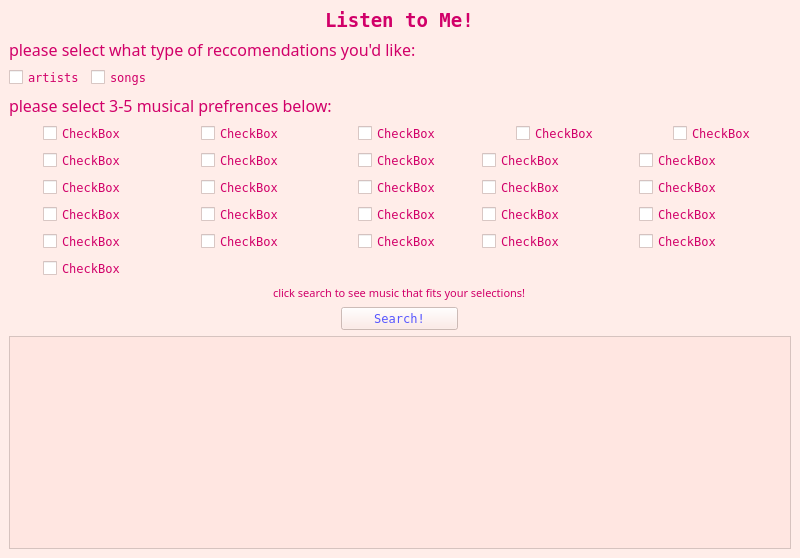
This is main.ui in avar33/ListenToMe-task1 as Qt 5 draws it before an edit. The edited form follows.
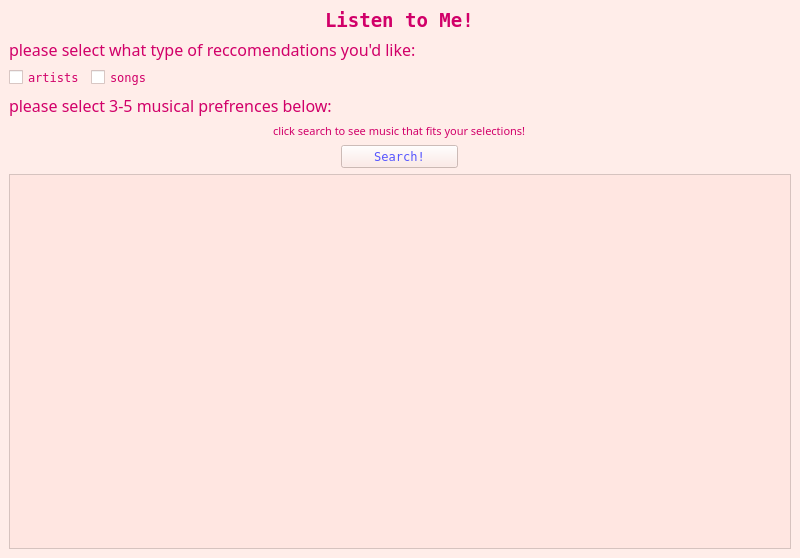
This is the edited form.

The edit to the form file:
```diff
--- a/main.ui
+++ b/main.ui
@@ -548,7 +548,7 @@
          <x>0</x>
          <y>0</y>
          <width>780</width>
-         <height>260</height>
+         <height>386</height>
         </rect>
        </property>
        <widget class="QWidget" name="gridLayoutWidget">
@@ -686,190 +686,7 @@
        </widget>
       </item>
       <item>
-       <layout class="QGridLayout" name="preferenceGrid">
-        <item row="0" column="3" alignment="Qt::AlignmentFlag::AlignHCenter">
-         <widget class="QCheckBox" name="checkBox_6">
-          <property name="text">
-           <string>CheckBox</string>
-          </property>
-         </widget>
-        </item>
-        <item row="4" column="1" alignment="Qt::AlignmentFlag::AlignHCenter">
-         <widget class="QCheckBox" name="checkBox_15">
-          <property name="text">
-           <string>CheckBox</string>
-          </property>
-         </widget>
-        </item>
-        <item row="2" column="3">
-         <widget class="QCheckBox" name="checkBox_22">
-          <property name="text">
-           <string>CheckBox</string>
-          </property>
-         </widget>
-        </item>
-        <item row="3" column="0" alignment="Qt::AlignmentFlag::AlignHCenter">
-         <widget class="QCheckBox" name="checkBox_10">
-          <property name="text">
-           <string>CheckBox</string>
-          </property>
-         </widget>
-        </item>
-        <item row="3" column="1" alignment="Qt::AlignmentFlag::AlignHCenter">
-         <widget class="QCheckBox" name="checkBox_14">
-          <property name="text">
-           <string>CheckBox</string>
-          </property>
-         </widget>
-        </item>
-        <item row="4" column="3">
-         <widget class="QCheckBox" name="checkBox_24">
-          <property name="text">
-           <string>CheckBox</string>
-          </property>
-         </widget>
-        </item>
-        <item row="0" column="2" alignment="Qt::AlignmentFlag::AlignHCenter">
-         <widget class="QCheckBox" name="checkBox_5">
-          <property name="text">
-           <string>CheckBox</string>
-          </property>
-         </widget>
-        </item>
-        <item row="4" column="4">
-         <widget class="QCheckBox" name="checkBox_28">
-          <property name="text">
-           <string>CheckBox</string>
-          </property>
-         </widget>
-        </item>
-        <item row="0" column="4" alignment="Qt::AlignmentFlag::AlignHCenter">
-         <widget class="QCheckBox" name="checkBox_7">
-          <property name="text">
-           <string>CheckBox</string>
-          </property>
-         </widget>
-        </item>
-        <item row="2" column="4">
-         <widget class="QCheckBox" name="checkBox_26">
-          <property name="text">
-           <string>CheckBox</string>
-          </property>
-         </widget>
-        </item>
-        <item row="0" column="0" alignment="Qt::AlignmentFlag::AlignHCenter">
-         <widget class="QCheckBox" name="checkBox_3">
-          <property name="text">
-           <string>CheckBox</string>
-          </property>
-         </widget>
-        </item>
-        <item row="1" column="0" alignment="Qt::AlignmentFlag::AlignHCenter">
-         <widget class="QCheckBox" name="checkBox_8">
-          <property name="text">
-           <string>CheckBox</string>
-          </property>
-         </widget>
-        </item>
-        <item row="2" column="1" alignment="Qt::AlignmentFlag::AlignHCenter">
-         <widget class="QCheckBox" name="checkBox_13">
-          <property name="text">
-           <string>CheckBox</string>
-          </property>
-         </widget>
-        </item>
-        <item row="3" column="3">
-         <widget class="QCheckBox" name="checkBox_23">
-          <property name="text">
-           <string>CheckBox</string>
-          </property>
-         </widget>
-        </item>
-        <item row="1" column="1" alignment="Qt::AlignmentFlag::AlignHCenter">
-         <widget class="QCheckBox" name="checkBox_12">
-          <property name="text">
-           <string>CheckBox</string>
-          </property>
-         </widget>
-        </item>
-        <item row="3" column="2" alignment="Qt::AlignmentFlag::AlignHCenter">
-         <widget class="QCheckBox" name="checkBox_19">
-          <property name="text">
-           <string>CheckBox</string>
-          </property>
-         </widget>
-        </item>
-        <item row="2" column="0" alignment="Qt::AlignmentFlag::AlignHCenter">
-         <widget class="QCheckBox" name="checkBox_9">
-          <property name="text">
-           <string>CheckBox</string>
-          </property>
-         </widget>
-        </item>
-        <item row="4" column="0" alignment="Qt::AlignmentFlag::AlignHCenter">
-         <widget class="QCheckBox" name="checkBox_11">
-          <property name="text">
-           <string>CheckBox</string>
-          </property>
-         </widget>
-        </item>
-        <item row="2" column="2" alignment="Qt::AlignmentFlag::AlignHCenter">
-         <widget class="QCheckBox" name="checkBox_18">
-          <property name="text">
-           <string>CheckBox</string>
-          </property>
-         </widget>
-        </item>
-        <item row="1" column="3">
-         <widget class="QCheckBox" name="checkBox_21">
-          <property name="text">
-           <string>CheckBox</string>
-          </property>
-         </widget>
-        </item>
-        <item row="0" column="1" alignment="Qt::AlignmentFlag::AlignHCenter">
-         <widget class="QCheckBox" name="checkBox_4">
-          <property name="text">
-           <string>CheckBox</string>
-          </property>
-         </widget>
-        </item>
-        <item row="3" column="4">
-         <widget class="QCheckBox" name="checkBox_27">
-          <property name="text">
-           <string>CheckBox</string>
-          </property>
-         </widget>
-        </item>
-        <item row="4" column="2" alignment="Qt::AlignmentFlag::AlignHCenter">
-         <widget class="QCheckBox" name="checkBox_20">
-          <property name="text">
-           <string>CheckBox</string>
-          </property>
-         </widget>
-        </item>
-        <item row="5" column="0" alignment="Qt::AlignmentFlag::AlignHCenter">
-         <widget class="QCheckBox" name="checkBox_16">
-          <property name="text">
-           <string>CheckBox</string>
-          </property>
-         </widget>
-        </item>
-        <item row="1" column="2" alignment="Qt::AlignmentFlag::AlignHCenter">
-         <widget class="QCheckBox" name="checkBox_17">
-          <property name="text">
-           <string>CheckBox</string>
-          </property>
-         </widget>
-        </item>
-        <item row="1" column="4">
-         <widget class="QCheckBox" name="checkBox_25">
-          <property name="text">
-           <string>CheckBox</string>
-          </property>
-         </widget>
-        </item>
-       </layout>
+       <layout class="QGridLayout" name="preferenceGrid"/>
       </item>
      </layout>
     </item>
```
Left out of the diff: 4 changed lines with no effect on the pictures.
